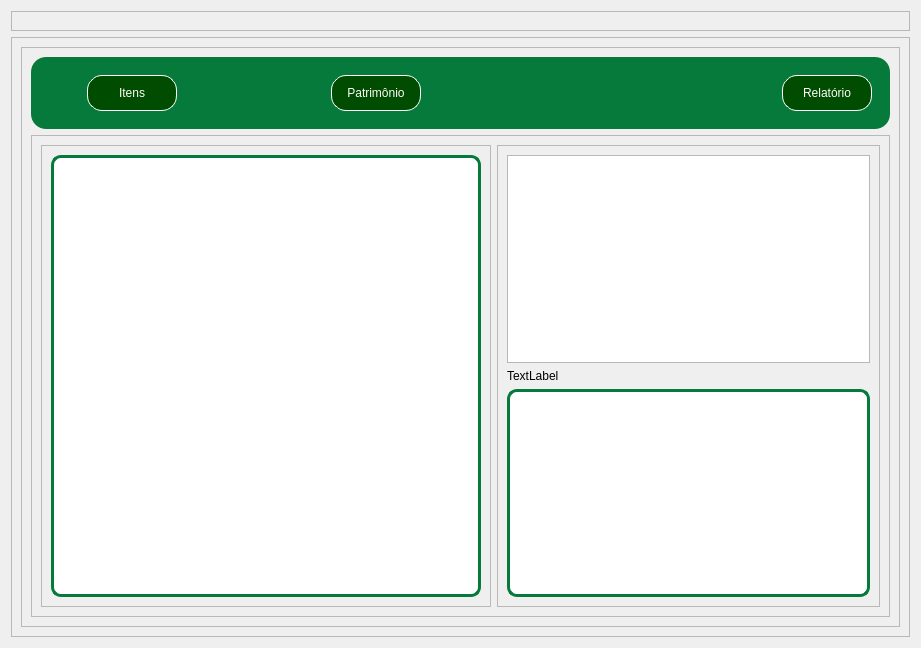
eduardogm22/controle_patrimonio, file PATP/bckp/asset_ctrl/templates/interfaces/item_view.ui: the form before one commit.
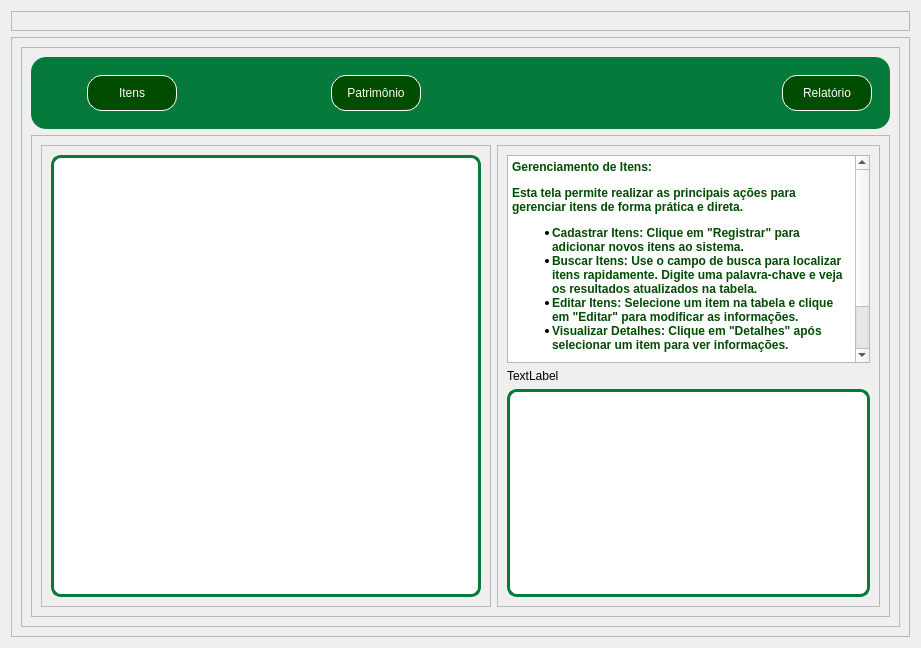
The form after the commit.

```diff
--- a/PATP/bckp/asset_ctrl/templates/interfaces/item_view.ui
+++ b/PATP/bckp/asset_ctrl/templates/interfaces/item_view.ui
@@ -309,7 +309,21 @@
               </property>
               <layout class="QVBoxLayout" name="verticalLayout_6">
                <item>
-                <widget class="QTextBrowser" name="textBrowser_2"/>
+                <widget class="QTextBrowser" name="textBrowser_2">
+                 <property name="html">
+                  <string>&lt;!DOCTYPE HTML PUBLIC &quot;-//W3C//DTD HTML 4.0//EN&quot; &quot;http://www.w3.org/TR/REC-html40/strict.dtd&quot;&gt;
+&lt;html&gt;&lt;head&gt;&lt;meta name=&quot;qrichtext&quot; content=&quot;1&quot; /&gt;&lt;style type=&quot;text/css&quot;&gt;
+p, li { white-space: pre-wrap; }
+&lt;/style&gt;&lt;/head&gt;&lt;body style=&quot; font-family:'MS Shell Dlg 2'; font-size:8.25pt; font-weight:400; font-style:normal;&quot;&gt;
+&lt;p style=&quot; margin-top:0px; margin-bottom:0px; margin-left:0px; margin-right:0px; -qt-block-indent:0; text-indent:0px;&quot;&gt;&lt;span style=&quot; font-size:9pt; font-weight:600; color:#004c00;&quot;&gt;Gerenciamento de Itens:&lt;/span&gt;&lt;/p&gt;
+&lt;p style=&quot; margin-top:12px; margin-bottom:12px; margin-left:0px; margin-right:0px; -qt-block-indent:0; text-indent:0px;&quot;&gt;&lt;span style=&quot; font-size:9pt; font-weight:600; color:#004c00;&quot;&gt;Esta tela permite realizar as principais ações para gerenciar itens de forma prática e direta.&lt;/span&gt;&lt;/p&gt;
+&lt;ul style=&quot;margin-top: 0px; margin-bottom: 0px; margin-left: 0px; margin-right: 0px; -qt-list-indent: 1;&quot;&gt;&lt;li style=&quot; font-size:9pt; font-weight:600; color:#004c00;&quot; style=&quot; margin-top:12px; margin-bottom:0px; margin-left:0px; margin-right:0px; -qt-block-indent:0; text-indent:0px;&quot;&gt;Cadastrar Itens: Clique em &amp;quot;Registrar&amp;quot; para adicionar novos itens ao sistema.&lt;/li&gt;
+&lt;li style=&quot; font-size:9pt; font-weight:600; color:#004c00;&quot; style=&quot; margin-top:0px; margin-bottom:0px; margin-left:0px; margin-right:0px; -qt-block-indent:0; text-indent:0px;&quot;&gt;Buscar Itens: Use o campo de busca para localizar itens rapidamente. Digite uma palavra-chave e veja os resultados atualizados na tabela.&lt;/li&gt;
+&lt;li style=&quot; font-size:9pt; font-weight:600; color:#004c00;&quot; style=&quot; margin-top:0px; margin-bottom:0px; margin-left:0px; margin-right:0px; -qt-block-indent:0; text-indent:0px;&quot;&gt;Editar Itens: Selecione um item na tabela e clique em &amp;quot;Editar&amp;quot; para modificar as informações.&lt;/li&gt;
+&lt;li style=&quot; font-size:9pt; font-weight:600; color:#004c00;&quot; style=&quot; margin-top:0px; margin-bottom:12px; margin-left:0px; margin-right:0px; -qt-block-indent:0; text-indent:0px;&quot;&gt;Visualizar Detalhes: Clique em &amp;quot;Detalhes&amp;quot; após selecionar um item para ver informações.&lt;/li&gt;&lt;/ul&gt;
+&lt;p style=&quot; margin-top:12px; margin-bottom:12px; margin-left:0px; margin-right:0px; -qt-block-indent:0; text-indent:0px;&quot;&gt;&lt;span style=&quot; font-size:9pt; font-weight:600; color:#004c00;&quot;&gt;A tabela exibe os itens com as principais informações organizadas, sendo possível selecionar e interagir com os dados diretamente. Algumas funções podem ser restritas a cargos específicos para maior controle.&lt;/span&gt;&lt;/p&gt;&lt;/body&gt;&lt;/html&gt;</string>
+                 </property>
+                </widget>
                </item>
                <item>
                 <widget class="QLabel" name="label">
```
